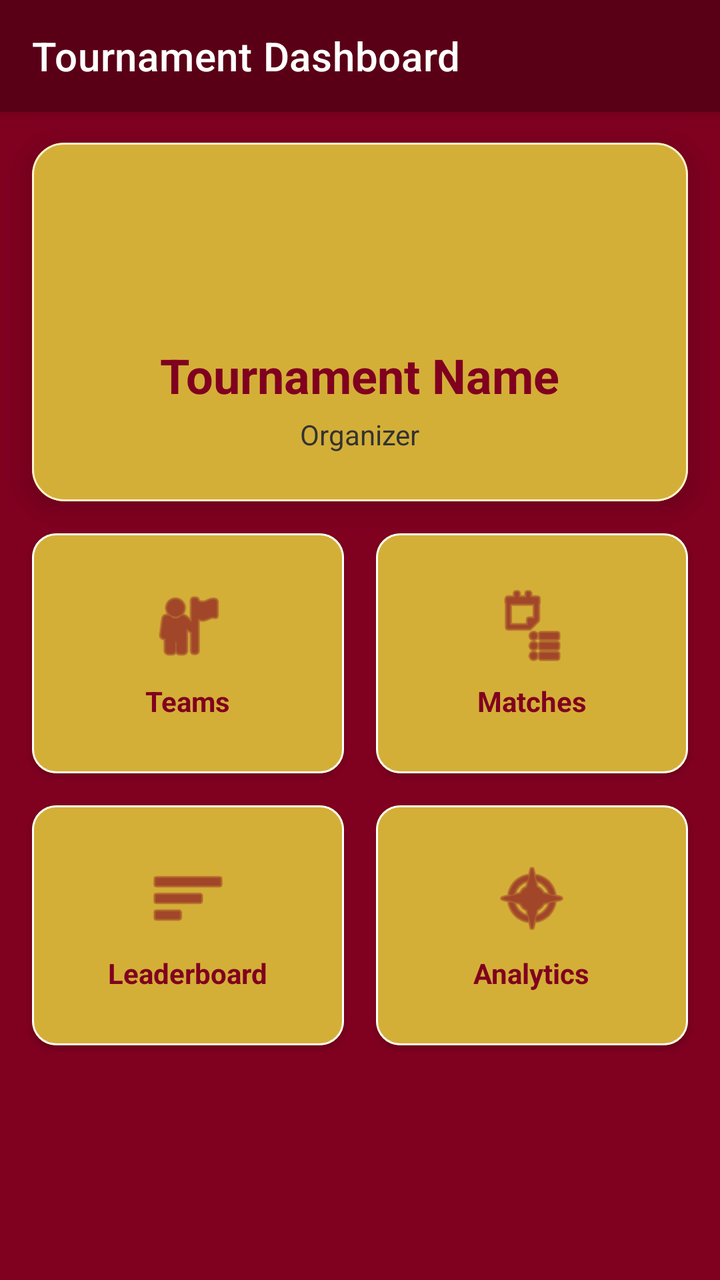
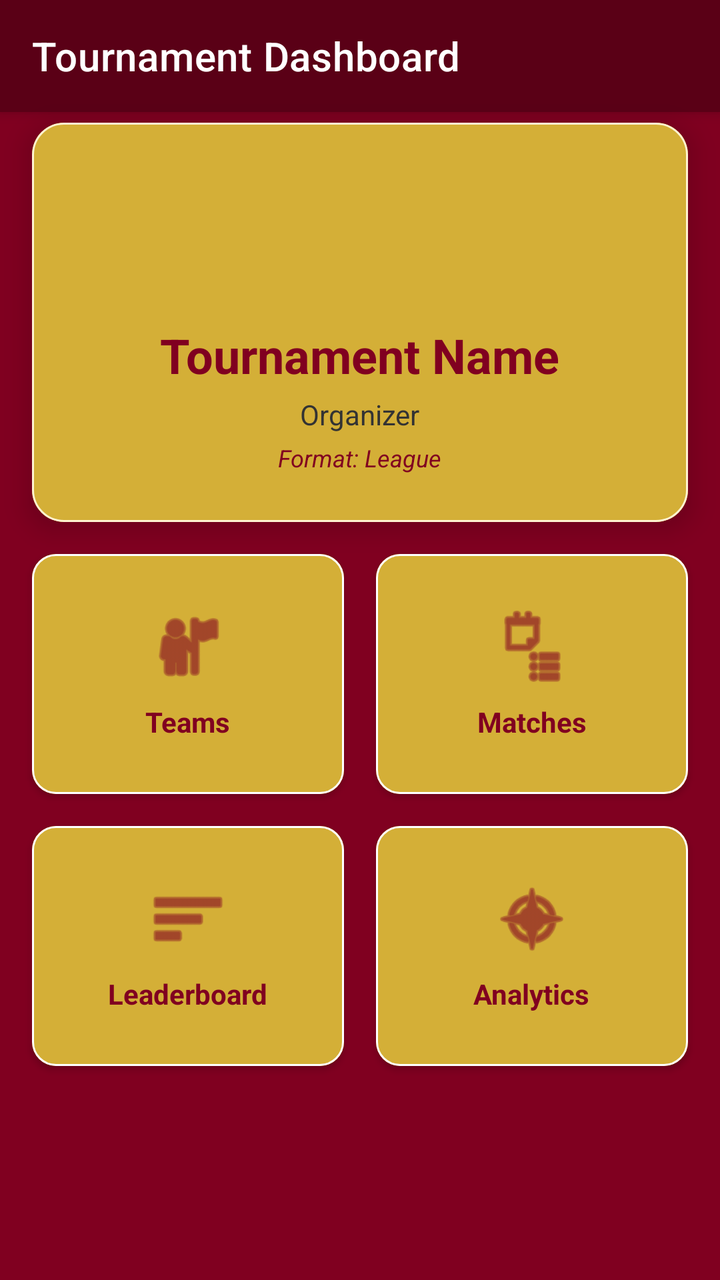

Two renders of the same Android screen: before a commit and after it. Below are the layout's source before the change and the commit's diff.
<!-- AndroidManifest.xml: application theme Theme.KickOff -->
<!-- res/layout/activity_tournament_detail.xml -->
<androidx.constraintlayout.widget.ConstraintLayout xmlns:android="http://schemas.android.com/apk/res/android"
    xmlns:app="http://schemas.android.com/apk/res-auto"
    android:layout_width="match_parent"
    android:layout_height="match_parent"
    android:background="@color/primaryMaroon">

    <com.google.android.material.appbar.MaterialToolbar
        android:id="@+id/toolbar"
        android:layout_width="match_parent"
        android:layout_height="?attr/actionBarSize"
        android:background="@color/darkMaroon"
        android:elevation="4dp"
        android:theme="@style/ThemeOverlay.MaterialComponents.Dark.ActionBar"
        app:layout_constraintTop_toTopOf="parent"
        app:title="Tournament Dashboard"
        app:titleCentered="@android:bool/config_enableMaterialDesignInPackageInstaller"
        app:titleTextColor="@color/white" />

    <View
        android:id="@+id/headerBg"
        android:layout_width="match_parent"
        android:layout_height="210dp"
        android:background="@color/primaryMaroon"
        app:layout_constraintTop_toBottomOf="@id/toolbar" />

    <com.google.android.material.card.MaterialCardView
        android:id="@+id/cardInfo"
        android:layout_width="match_parent"
        android:layout_height="wrap_content"
        android:layout_margin="16dp"
        app:cardCornerRadius="16dp"
        app:cardElevation="8dp"
        app:strokeColor="@color/lightGold"
        app:strokeWidth="1dp"
        app:layout_constraintTop_toBottomOf="@id/toolbar"
        app:layout_constraintBottom_toBottomOf="@id/headerBg">

        <LinearLayout
            android:layout_width="match_parent"
            android:layout_height="wrap_content"
            android:gravity="center"
            android:orientation="vertical"
            android:background="@color/accentGold"
            android:padding="24dp">

            <ImageView
                android:layout_width="64dp"
                android:layout_height="64dp"
                android:layout_marginBottom="12dp"
                android:src="@mipmap/ic_launcher" />

            <TextView
                android:id="@+id/tvTournamentName"
                android:layout_width="wrap_content"
                android:layout_height="wrap_content"
                android:text="Tournament Name"
                android:textAlignment="center"
                android:textColor="@color/primaryMaroon"
                android:textSize="24sp"
                android:textStyle="bold" />

            <TextView
                android:id="@+id/tvOrganizer"
                android:layout_width="wrap_content"
                android:layout_height="wrap_content"
                android:layout_marginTop="4dp"
                android:text="Organizer"
                android:textColor="@color/darkGrey"
                android:textSize="14sp" />
        </LinearLayout>
    </com.google.android.material.card.MaterialCardView>

    <ScrollView
        android:layout_width="match_parent"
        android:layout_height="0dp"
        app:layout_constraintBottom_toBottomOf="parent"
        app:layout_constraintTop_toBottomOf="@id/cardInfo">

        <GridLayout
            android:layout_width="match_parent"
            android:layout_height="wrap_content"
            android:layout_margin="8dp"
            android:columnCount="2"
            android:rowCount="2">

            <com.google.android.material.card.MaterialCardView
                android:id="@+id/btnTeamsCard"
                android:layout_width="0dp"
                android:layout_height="120dp"
                android:layout_columnWeight="1"
                android:layout_margin="8dp"
                android:clickable="true"
                android:focusable="true"
                app:strokeWidth="1dp"
                app:strokeColor="@color/white"
                app:cardCornerRadius="12dp"
                app:cardElevation="2dp">

                <LinearLayout
                    android:layout_width="match_parent"
                    android:layout_height="match_parent"
                    android:gravity="center"
                    android:background="@color/accentGold"
                    android:orientation="vertical">

                    <ImageView
                        android:layout_width="40dp"
                        android:layout_height="40dp"
                        android:src="@android:drawable/ic_menu_myplaces"
                        app:tint="@color/primaryMaroon" />

                    <TextView
                        android:layout_width="wrap_content"
                        android:layout_height="wrap_content"
                        android:layout_marginTop="8dp"
                        android:text="Teams"
                        android:textColor="@color/primaryMaroon"
                        android:textStyle="bold" />
                </LinearLayout>
            </com.google.android.material.card.MaterialCardView>

            <com.google.android.material.card.MaterialCardView
                android:id="@+id/btnMatchesCard"
                android:layout_width="0dp"
                android:layout_height="120dp"
                android:layout_columnWeight="1"
                android:layout_margin="8dp"
                android:clickable="true"
                android:focusable="true"
                app:strokeWidth="1dp"
                app:strokeColor="@color/white"
                app:cardCornerRadius="12dp"
                app:cardElevation="2dp">

                <LinearLayout
                    android:layout_width="match_parent"
                    android:layout_height="match_parent"
                    android:gravity="center"
                    android:background="@color/accentGold"
                    android:orientation="vertical">

                    <ImageView
                        android:layout_width="40dp"
                        android:layout_height="40dp"
                        android:src="@android:drawable/ic_menu_agenda"
                        app:tint="@color/primaryMaroon" />

                    <TextView
                        android:layout_width="wrap_content"
                        android:layout_height="wrap_content"
                        android:layout_marginTop="8dp"
                        android:text="Matches"
                        android:textColor="@color/primaryMaroon"
                        android:textStyle="bold" />
                </LinearLayout>
            </com.google.android.material.card.MaterialCardView>

            <com.google.android.material.card.MaterialCardView
                android:id="@+id/btnLeaderboardCard"
                android:layout_width="0dp"
                android:layout_height="120dp"
                android:layout_columnWeight="1"
                android:layout_margin="8dp"
                android:clickable="true"
                android:focusable="true"
                app:strokeWidth="1dp"
                app:strokeColor="@color/white"
                app:cardCornerRadius="12dp"
                app:cardElevation="2dp">

                <LinearLayout
                    android:layout_width="match_parent"
                    android:layout_height="match_parent"
                    android:gravity="center"
                    android:background="@color/accentGold"
                    android:orientation="vertical">

                    <ImageView
                        android:layout_width="40dp"
                        android:layout_height="40dp"
                        android:src="@android:drawable/ic_menu_sort_by_size"
                        app:tint="@color/primaryMaroon" />

                    <TextView
                        android:layout_width="wrap_content"
                        android:layout_height="wrap_content"
                        android:layout_marginTop="8dp"
                        android:text="Leaderboard"
                        android:textColor="@color/primaryMaroon"
                        android:textStyle="bold" />
                </LinearLayout>
            </com.google.android.material.card.MaterialCardView>

            <com.google.android.material.card.MaterialCardView
                android:id="@+id/btnAnalyticsCard"
                android:layout_width="0dp"
                android:layout_height="120dp"
                android:layout_columnWeight="1"
                android:layout_margin="8dp"
                android:clickable="true"
                android:focusable="true"
                app:strokeWidth="1dp"
                app:strokeColor="@color/white"
                app:cardCornerRadius="12dp"
                app:cardElevation="2dp">

                <LinearLayout
                    android:layout_width="match_parent"
                    android:layout_height="match_parent"
                    android:gravity="center"
                    android:background="@color/accentGold"
                    android:orientation="vertical">

                    <ImageView
                        android:layout_width="40dp"
                        android:layout_height="40dp"
                        android:src="@android:drawable/ic_menu_compass"
                        app:tint="@color/primaryMaroon" />

                    <TextView
                        android:layout_width="wrap_content"
                        android:layout_height="wrap_content"
                        android:layout_marginTop="8dp"
                        android:text="Analytics"
                        android:textColor="@color/primaryMaroon"
                        android:textStyle="bold" />
                </LinearLayout>
            </com.google.android.material.card.MaterialCardView>

        </GridLayout>
    </ScrollView>

</androidx.constraintlayout.widget.ConstraintLayout>
<!-- resources referenced by this layout -->
<resources>
  <color name="accentGold">#D4AF37</color>
  <color name="darkGrey">#333333</color>
  <color name="darkMaroon">#5A0016</color>
  <color name="lightGold">#FFF4D1</color>
  <color name="primaryMaroon">#800020</color>
  <color name="white">#FFFFFF</color>
  <!-- mipmap ic_launcher (mipmap-anydpi-v26) -->
  <?xml version="1.0" encoding="utf-8"?>
  <adaptive-icon xmlns:android="http://schemas.android.com/apk/res/android">
      <background android:drawable="@drawable/ic_launcher_background"/>
      <foreground android:drawable="@mipmap/ic_launcher_foreground"/>
      <monochrome android:drawable="@mipmap/ic_launcher_foreground"/>
  </adaptive-icon>
  <style name="Theme.KickOff" parent="Theme.MaterialComponents.DayNight.NoActionBar">
          <item name="colorPrimary">@color/primaryMaroon</item>
          <item name="colorPrimaryVariant">@color/darkMaroon</item>
          <item name="colorOnPrimary">@color/white</item>
          <item name="colorSecondary">@color/accentGold</item>
      </style>
  <!-- drawable ic_launcher_background: vector/xml drawable (drawable, 4866 chars, omitted) -->
</resources>

<!-- the commit's change to res/layout/activity_tournament_detail.xml (unified diff, before → after) -->
@@ -67,6 +67,16 @@
                 android:text="Organizer"
                 android:textColor="@color/darkGrey"
                 android:textSize="14sp" />
+
+            <TextView
+                android:id="@+id/tvFormat"
+                android:layout_width="wrap_content"
+                android:layout_height="wrap_content"
+                android:layout_marginTop="4dp"
+                android:text="Format: League"
+                android:textColor="@color/primaryMaroon"
+                android:textSize="12sp"
+                android:textStyle="italic" />
         </LinearLayout>
     </com.google.android.material.card.MaterialCardView>
 
@@ -76,158 +86,203 @@
         app:layout_constraintBottom_toBottomOf="parent"
         app:layout_constraintTop_toBottomOf="@id/cardInfo">
 
-        <GridLayout
+        <LinearLayout
             android:layout_width="match_parent"
             android:layout_height="wrap_content"
-            android:layout_margin="8dp"
-            android:columnCount="2"
-            android:rowCount="2">
-
+            android:orientation="vertical"
+            android:paddingBottom="24dp">
+
+            
             <com.google.android.material.card.MaterialCardView
-                android:id="@+id/btnTeamsCard"
-                android:layout_width="0dp"
-                android:layout_height="120dp"
-                android:layout_columnWeight="1"
-                android:layout_margin="8dp"
-                android:clickable="true"
-                android:focusable="true"
-                app:strokeWidth="1dp"
-                app:strokeColor="@color/white"
-                app:cardCornerRadius="12dp"
-                app:cardElevation="2dp">
-
+                android:id="@+id/cardChampion"
+                android:layout_width="match_parent"
+                android:layout_height="wrap_content"
+                android:layout_marginHorizontal="16dp"
+                android:layout_marginBottom="8dp"
+                android:visibility="gone"
+                app:cardCornerRadius="16dp"
+                app:cardElevation="4dp"
+                app:strokeColor="@color/accentGold"
+                app:strokeWidth="2dp">
                 <LinearLayout
                     android:layout_width="match_parent"
-                    android:layout_height="match_parent"
+                    android:layout_height="wrap_content"
+                    android:background="@color/darkMaroon"
                     android:gravity="center"
-                    android:background="@color/accentGold"
-                    android:orientation="vertical">
-
-                    <ImageView
-                        android:layout_width="40dp"
-                        android:layout_height="40dp"
-                        android:src="@android:drawable/ic_menu_myplaces"
-                        app:tint="@color/primaryMaroon" />
-
+                    android:orientation="vertical"
+                    android:padding="20dp">
                     <TextView
                         android:layout_width="wrap_content"
                         android:layout_height="wrap_content"
+                        android:text="🏆 TOURNAMENT CHAMPION 🏆"
+                        android:textColor="@color/accentGold"
+                        android:textSize="14sp"
+                        android:textStyle="bold" />
+                    <TextView
+                        android:id="@+id/tvChampionName"
+                        android:layout_width="wrap_content"
+                        android:layout_height="wrap_content"
                         android:layout_marginTop="8dp"
-                        android:text="Teams"
-                        android:textColor="@color/primaryMaroon"
+                        android:text="Team Name"
+                        android:textColor="@color/white"
+                        android:textSize="22sp"
                         android:textStyle="bold" />
                 </LinearLayout>
             </com.google.android.material.card.MaterialCardView>
 
-            <com.google.android.material.card.MaterialCardView
-                android:id="@+id/btnMatchesCard"
-                android:layout_width="0dp"
-                android:layout_height="120dp"
-                android:layout_columnWeight="1"
+            <GridLayout
+                android:layout_width="match_parent"
+                android:layout_height="wrap_content"
                 android:layout_margin="8dp"
-                android:clickable="true"
-                android:focusable="true"
-                app:strokeWidth="1dp"
-                app:strokeColor="@color/white"
-                app:cardCornerRadius="12dp"
-                app:cardElevation="2dp">
-
-                <LinearLayout
-                    android:layout_width="match_parent"
-                    android:layout_height="match_parent"
-                    android:gravity="center"
-                    android:background="@color/accentGold"
-                    android:orientation="vertical">
-
-                    <ImageView
-                        android:layout_width="40dp"
-                        android:layout_height="40dp"
-                        android:src="@android:drawable/ic_menu_agenda"
-                        app:tint="@color/primaryMaroon" />
-
-                    <TextView
-                        android:layout_width="wrap_content"
-                        android:layout_height="wrap_content"
-                        android:layout_marginTop="8dp"
-                        android:text="Matches"
-                        android:textColor="@color/primaryMaroon"
-                        android:textStyle="bold" />
-                </LinearLayout>
-            </com.google.android.material.card.MaterialCardView>
-
-            <com.google.android.material.card.MaterialCardView
-                android:id="@+id/btnLeaderboardCard"
-                android:layout_width="0dp"
-                android:layout_height="120dp"
-                android:layout_columnWeight="1"
-                android:layout_margin="8dp"
-                android:clickable="true"
-                android:focusable="true"
-                app:strokeWidth="1dp"
-                app:strokeColor="@color/white"
-                app:cardCornerRadius="12dp"
-                app:cardElevation="2dp">
-
-                <LinearLayout
-                    android:layout_width="match_parent"
-                    android:layout_height="match_parent"
-                    android:gravity="center"
-                    android:background="@color/accentGold"
-                    android:orientation="vertical">
-
-                    <ImageView
-                        android:layout_width="40dp"
-                        android:layout_height="40dp"
-                        android:src="@android:drawable/ic_menu_sort_by_size"
-                        app:tint="@color/primaryMaroon" />
-
-                    <TextView
-                        android:layout_width="wrap_content"
-                        android:layout_height="wrap_content"
-                        android:layout_marginTop="8dp"
-                        android:text="Leaderboard"
-                        android:textColor="@color/primaryMaroon"
-                        android:textStyle="bold" />
-                </LinearLayout>
-            </com.google.android.material.card.MaterialCardView>
-
-            <com.google.android.material.card.MaterialCardView
-                android:id="@+id/btnAnalyticsCard"
-                android:layout_width="0dp"
-                android:layout_height="120dp"
-                android:layout_columnWeight="1"
-                android:layout_margin="8dp"
-                android:clickable="true"
-                android:focusable="true"
-                app:strokeWidth="1dp"
-                app:strokeColor="@color/white"
-                app:cardCornerRadius="12dp"
-                app:cardElevation="2dp">
-
-                <LinearLayout
-                    android:layout_width="match_parent"
-                    android:layout_height="match_parent"
-                    android:gravity="center"
-                    android:background="@color/accentGold"
-                    android:orientation="vertical">
-
-                    <ImageView
-                        android:layout_width="40dp"
-                        android:layout_height="40dp"
-                        android:src="@android:drawable/ic_menu_compass"
-                        app:tint="@color/primaryMaroon" />
-
-                    <TextView
-                        android:layout_width="wrap_content"
-                        android:layout_height="wrap_content"
-                        android:layout_marginTop="8dp"
-                        android:text="Analytics"
-                        android:textColor="@color/primaryMaroon"
-                        android:textStyle="bold" />
-                </LinearLayout>
-            </com.google.android.material.card.MaterialCardView>
-
-        </GridLayout>
+                android:columnCount="2"
+                android:rowCount="2">
+
+                <com.google.android.material.card.MaterialCardView
+                    android:id="@+id/btnTeamsCard"
+                    android:layout_width="0dp"
+                    android:layout_height="120dp"
+                    android:layout_columnWeight="1"
+                    android:layout_margin="8dp"
+                    android:clickable="true"
+                    android:focusable="true"
+                    app:strokeWidth="1dp"
+                    app:strokeColor="@color/white"
+                    app:cardCornerRadius="12dp"
+                    app:cardElevation="2dp">
+
+                    <LinearLayout
+                        android:layout_width="match_parent"
+                        android:layout_height="match_parent"
+                        android:gravity="center"
+                        android:background="@color/accentGold"
+                        android:orientation="vertical">
+
+                        <ImageView
+                            android:layout_width="40dp"
+                            android:layout_height="40dp"
+                            android:src="@android:drawable/ic_menu_myplaces"
+                            app:tint="@color/primaryMaroon" />
+
+                        <TextView
+                            android:layout_width="wrap_content"
+                            android:layout_height="wrap_content"
+                            android:layout_marginTop="8dp"
+                            android:text="Teams"
+                            android:textColor="@color/primaryMaroon"
+                            android:textStyle="bold" />
+                    </LinearLayout>
+                </com.google.android.material.card.MaterialCardView>
+
+                <com.google.android.material.card.MaterialCardView
+                    android:id="@+id/btnMatchesCard"
+                    android:layout_width="0dp"
+                    android:layout_height="120dp"
+                    android:layout_columnWeight="1"
+                    android:layout_margin="8dp"
+                    android:clickable="true"
+                    android:focusable="true"
+                    app:strokeWidth="1dp"
+                    app:strokeColor="@color/white"
+                    app:cardCornerRadius="12dp"
+                    app:cardElevation="2dp">
+
+                    <LinearLayout
+                        android:layout_width="match_parent"
+                        android:layout_height="match_parent"
+                        android:gravity="center"
+                        android:background="@color/accentGold"
+                        android:orientation="vertical">
+
+                        <ImageView
+                            android:layout_width="40dp"
+                            android:layout_height="40dp"
+                            android:src="@android:drawable/ic_menu_agenda"
+                            app:tint="@color/primaryMaroon" />
+
+                        <TextView
+                            android:layout_width="wrap_content"
+                            android:layout_height="wrap_content"
+                            android:layout_marginTop="8dp"
+                            android:text="Matches"
+                            android:textColor="@color/primaryMaroon"
+                            android:textStyle="bold" />
+                    </LinearLayout>
+                </com.google.android.material.card.MaterialCardView>
+
+                <com.google.android.material.card.MaterialCardView
+                    android:id="@+id/btnLeaderboardCard"
+                    android:layout_width="0dp"
+                    android:layout_height="120dp"
+                    android:layout_columnWeight="1"
+                    android:layout_margin="8dp"
+                    android:clickable="true"
+                    android:focusable="true"
+                    app:strokeWidth="1dp"
+                    app:strokeColor="@color/white"
+                    app:cardCornerRadius="12dp"
+                    app:cardElevation="2dp">
+
+                    <LinearLayout
+                        android:layout_width="match_parent"
+                        android:layout_height="match_parent"
+                        android:gravity="center"
+                        android:background="@color/accentGold"
+                        android:orientation="vertical">
+
+                        <ImageView
+                            android:layout_width="40dp"
+                            android:layout_height="40dp"
+                            android:src="@android:drawable/ic_menu_sort_by_size"
+                            app:tint="@color/primaryMaroon" />
+
+                        <TextView
+                            android:layout_width="wrap_content"
+                            android:layout_height="wrap_content"
+                            android:layout_marginTop="8dp"
+                            android:text="Leaderboard"
+                            android:textColor="@color/primaryMaroon"
+                            android:textStyle="bold" />
+                    </LinearLayout>
+                </com.google.android.material.card.MaterialCardView>
+
+                <com.google.android.material.card.MaterialCardView
+                    android:id="@+id/btnAnalyticsCard"
+                    android:layout_width="0dp"
+                    android:layout_height="120dp"
+                    android:layout_columnWeight="1"
+                    android:layout_margin="8dp"
+                    android:clickable="true"
+                    android:focusable="true"
+                    app:strokeWidth="1dp"
+                    app:strokeColor="@color/white"
+                    app:cardCornerRadius="12dp"
+                    app:cardElevation="2dp">
+
+                    <LinearLayout
+                        android:layout_width="match_parent"
+                        android:layout_height="match_parent"
+                        android:gravity="center"
+                        android:background="@color/accentGold"
+                        android:orientation="vertical">
+
+                        <ImageView
+                            android:layout_width="40dp"
+                            android:layout_height="40dp"
+                            android:src="@android:drawable/ic_menu_compass"
+                            app:tint="@color/primaryMaroon" />
+
+                        <TextView
+                            android:layout_width="wrap_content"
+                            android:layout_height="wrap_content"
+                            android:layout_marginTop="8dp"
+                            android:text="Analytics"
+                            android:textColor="@color/primaryMaroon"
+                            android:textStyle="bold" />
+                    </LinearLayout>
+                </com.google.android.material.card.MaterialCardView>
+
+            </GridLayout>
+        </LinearLayout>
     </ScrollView>
 
 </androidx.constraintlayout.widget.ConstraintLayout>
